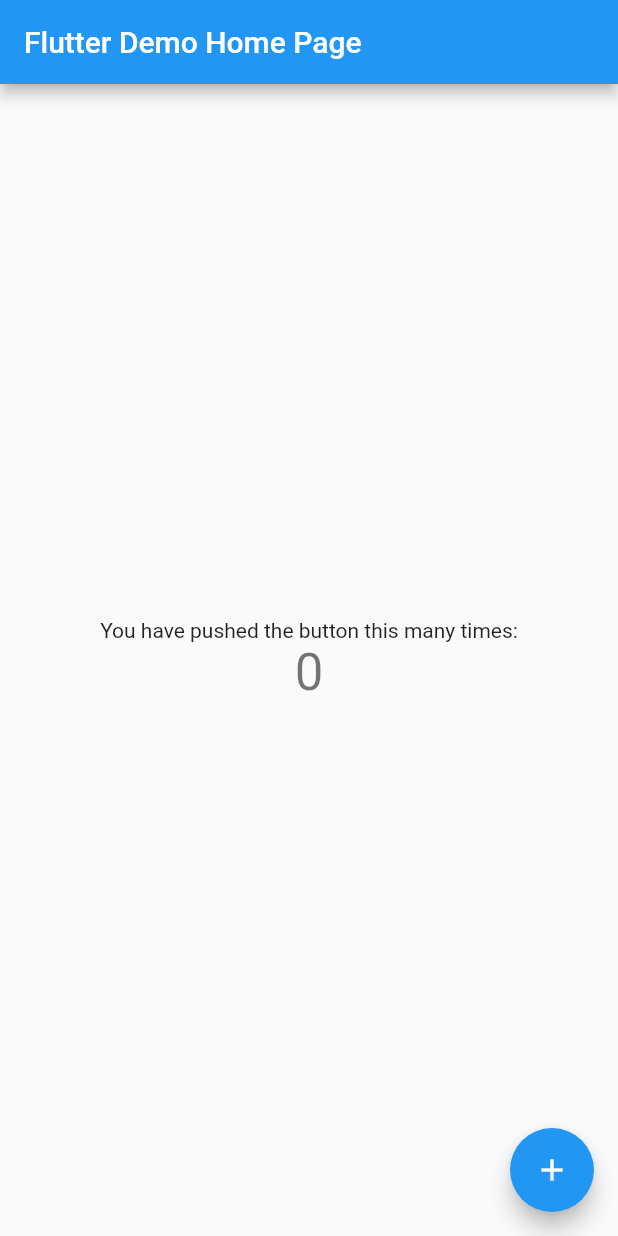
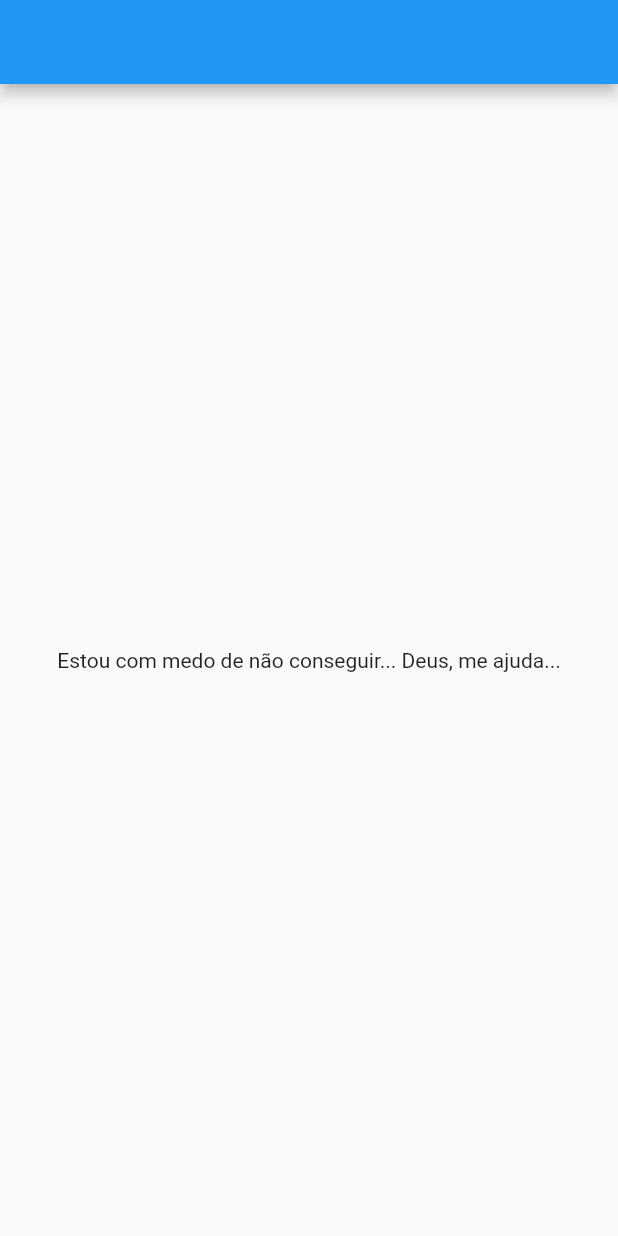
Before and after one commit to Jamilyasbarb/prova_1, a Flutter app: the screen it shows after launch, on a phone screen of 412 x 824 dp. Run offline on Flutter 3.47's test engine with Material 2 defaults, Android fonts, the light colour scheme and no system bars.

Commit message:
widgets principais estruturados

```diff
--- a/lib/main.dart
+++ b/lib/main.dart
@@ -1,115 +1,31 @@
 import 'package:flutter/material.dart';
+import 'package:flutter/src/widgets/container.dart';
+import 'package:flutter/src/widgets/framework.dart';
 
-void main() {
-  runApp(const MyApp());
+main(){
+  runApp(VitaHealthApp());
 }
+class VitaHealthApp extends StatelessWidget {
+  const VitaHealthApp({super.key});
 
-class MyApp extends StatelessWidget {
-  const MyApp({super.key});
-
-  // This widget is the root of your application.
   @override
   Widget build(BuildContext context) {
     return MaterialApp(
-      title: 'Flutter Demo',
-      theme: ThemeData(
-        // This is the theme of your application.
-        //
-        // Try running your application with "flutter run". You'll see the
-        // application has a blue toolbar. Then, without quitting the app, try
-        // changing the primarySwatch below to Colors.green and then invoke
-        // "hot reload" (press "r" in the console where you ran "flutter run",
-        // or simply save your changes to "hot reload" in a Flutter IDE).
-        // Notice that the counter didn't reset back to zero; the application
-        // is not restarted.
-        primarySwatch: Colors.blue,
-      ),
-      home: const MyHomePage(title: 'Flutter Demo Home Page'),
+      home: HomePage(),
     );
   }
 }
 
-class MyHomePage extends StatefulWidget {
-  const MyHomePage({super.key, required this.title});
-
-  // This widget is the home page of your application. It is stateful, meaning
-  // that it has a State object (defined below) that contains fields that affect
-  // how it looks.
-
-  // This class is the configuration for the state. It holds the values (in this
-  // case the title) provided by the parent (in this case the App widget) and
-  // used by the build method of the State. Fields in a Widget subclass are
-  // always marked "final".
-
-  final String title;
-
-  @override
-  State<MyHomePage> createState() => _MyHomePageState();
-}
-
-class _MyHomePageState extends State<MyHomePage> {
-  int _counter = 0;
-
-  void _incrementCounter() {
-    setState(() {
-      // This call to setState tells the Flutter framework that something has
-      // changed in this State, which causes it to rerun the build method below
-      // so that the display can reflect the updated values. If we changed
-      // _counter without calling setState(), then the build method would not be
-      // called again, and so nothing would appear to happen.
-      _counter++;
-    });
-  }
+class HomePage extends StatelessWidget {
+  const HomePage({super.key});
 
   @override
   Widget build(BuildContext context) {
-    // This method is rerun every time setState is called, for instance as done
-    // by the _incrementCounter method above.
-    //
-    // The Flutter framework has been optimized to make rerunning build methods
-    // fast, so that you can just rebuild anything that needs updating rather
-    // than having to individually change instances of widgets.
     return Scaffold(
-      appBar: AppBar(
-        // Here we take the value from the MyHomePage object that was created by
-        // the App.build method, and use it to set our appbar title.
-        title: Text(widget.title),
+      appBar: AppBar(),
+      body: Center(
+        child: Text('Estou com medo de não conseguir... Deus, me ajuda...')
       ),
-      body: Center(
-        // Center is a layout widget. It takes a single child and positions it
-        // in the middle of the parent.
-        child: Column(
-          // Column is also a layout widget. It takes a list of children and
-          // arranges them vertically. By default, it sizes itself to fit its
-          // children horizontally, and tries to be as tall as its parent.
-          //
-          // Invoke "debug painting" (press "p" in the console, choose the
-          // "Toggle Debug Paint" action from the Flutter Inspector in Android
-          // Studio, or the "Toggle Debug Paint" command in Visual Studio Code)
-          // to see the wireframe for each widget.
-          //
-          // Column has various properties to control how it sizes itself and
-          // how it positions its children. Here we use mainAxisAlignment to
-          // center the children vertically; the main axis here is the vertical
-          // axis because Columns are vertical (the cross axis would be
-          // horizontal).
-          mainAxisAlignment: MainAxisAlignment.center,
-          children: <Widget>[
-            const Text(
-              'You have pushed the button this many times:',
-            ),
-            Text(
-              '$_counter',
-              style: Theme.of(context).textTheme.headline4,
-            ),
-          ],
-        ),
-      ),
-      floatingActionButton: FloatingActionButton(
-        onPressed: _incrementCounter,
-        tooltip: 'Increment',
-        child: const Icon(Icons.add),
-      ), // This trailing comma makes auto-formatting nicer for build methods.
     );
   }
 }
```
Also changed, not shown: 1 other file.
